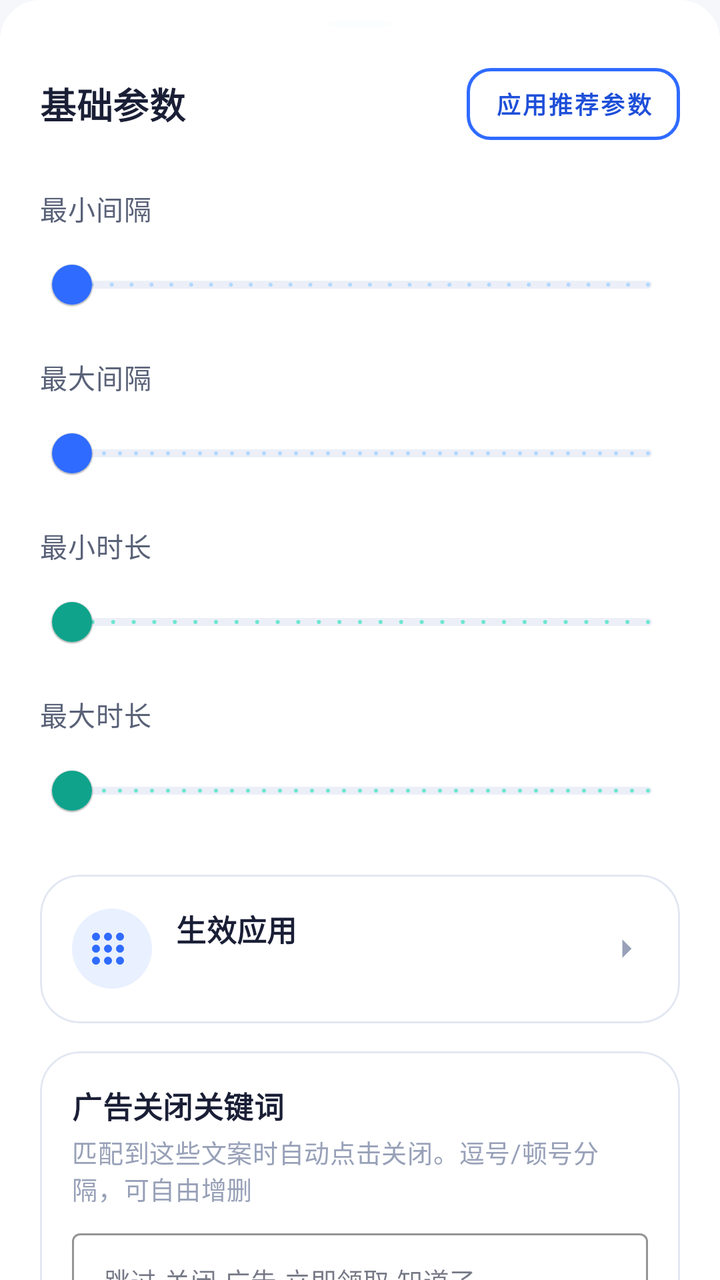
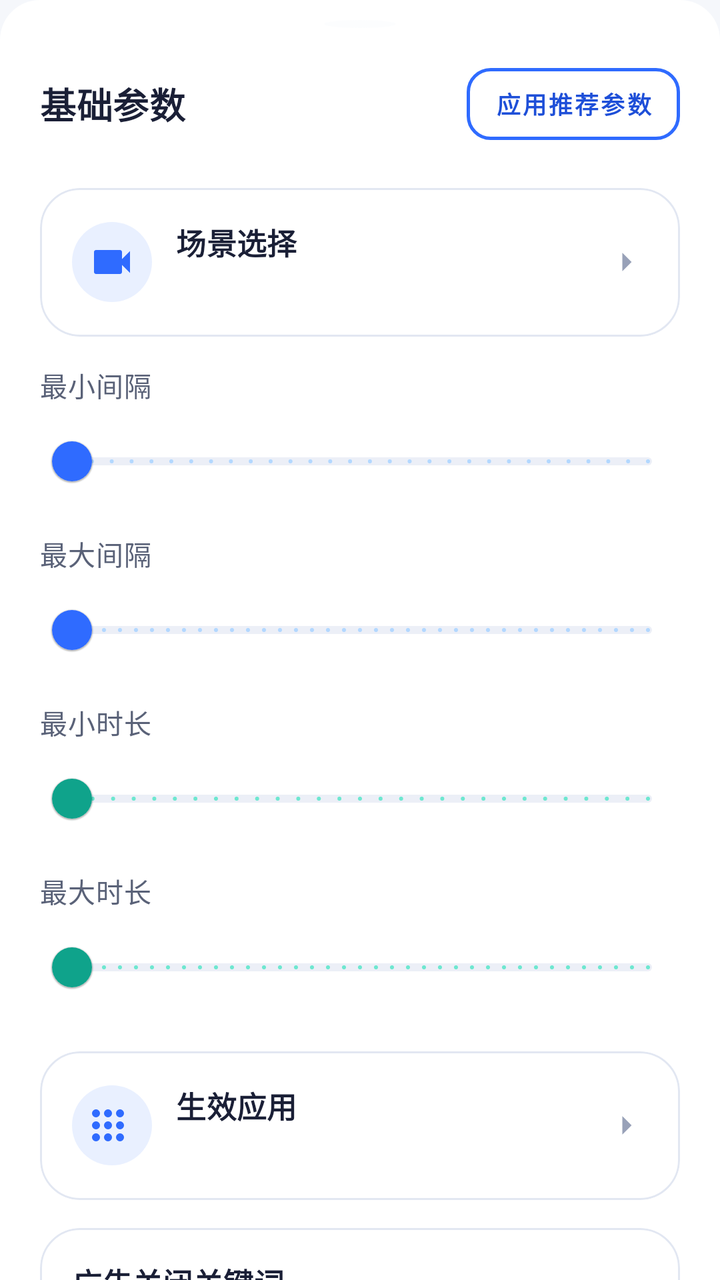

Compare the two renders of this Android layout. The source of the first and the diff that turns it into the second are given below.
<!-- AndroidManifest.xml: application theme Theme.AutoScroll -->
<!-- res/layout/bottom_sheet_settings.xml -->
<?xml version="1.0" encoding="utf-8"?>
<androidx.core.widget.NestedScrollView xmlns:android="http://schemas.android.com/apk/res/android"
    xmlns:app="http://schemas.android.com/apk/res-auto"
    android:layout_width="match_parent"
    android:layout_height="wrap_content"
    android:background="@drawable/bottom_sheet_bg">

    <LinearLayout
        android:layout_width="match_parent"
        android:layout_height="wrap_content"
        android:orientation="vertical"
        android:paddingLeft="20dp"
        android:paddingRight="20dp"
        android:paddingTop="10dp"
        android:paddingBottom="24dp">

        
        <View
            android:layout_width="36dp"
            android:layout_height="4dp"
            android:layout_gravity="center_horizontal"
            android:layout_marginBottom="14dp"
            android:background="@drawable/scene_icon_bg"
            android:backgroundTint="@color/border" />

        
        <LinearLayout
            android:layout_width="match_parent"
            android:layout_height="wrap_content"
            android:orientation="horizontal"
            android:gravity="center_vertical"
            android:layout_marginBottom="18dp">

            <TextView
                android:layout_width="0dp"
                android:layout_height="wrap_content"
                android:layout_weight="1"
                android:text="@string/settings_title"
                android:textAppearance="@style/TextAppearance.Title"
                android:textSize="18sp" />

            <com.google.android.material.button.MaterialButton
                android:id="@+id/btnApplyRecommend"
                style="@style/AutoScrollButton.Outline"
                android:layout_width="wrap_content"
                android:layout_height="wrap_content"
                android:text="@string/apply_recommend"
                android:textSize="12sp"
                android:paddingLeft="14dp"
                android:paddingRight="14dp"
                android:paddingTop="8dp"
                android:paddingBottom="8dp"
                app:cornerRadius="12dp"
                app:strokeColor="@color/purple_500"
                android:textColor="@color/purple_700" />
        </LinearLayout>

        
        <LinearLayout
            android:layout_width="match_parent"
            android:layout_height="wrap_content"
            android:orientation="vertical"
            android:layout_marginBottom="12dp">

            <LinearLayout
                android:layout_width="match_parent"
                android:layout_height="wrap_content"
                android:orientation="horizontal"
                android:gravity="center_vertical"
                android:layout_marginBottom="4dp">

                <TextView
                    android:layout_width="0dp"
                    android:layout_height="wrap_content"
                    android:layout_weight="1"
                    android:text="@string/min_interval"
                    android:textAppearance="@style/TextAppearance.Body"
                    android:textSize="13.5sp" />

                <TextView
                    android:id="@+id/tvMinInterval"
                    android:layout_width="wrap_content"
                    android:layout_height="wrap_content"
                    android:textColor="@color/purple_700"
                    android:textStyle="bold"
                    android:textSize="15sp"
                    android:paddingLeft="8dp" />
            </LinearLayout>

            <com.google.android.material.slider.Slider
                android:id="@+id/sliderMinInterval"
                android:layout_width="match_parent"
                android:layout_height="wrap_content"
                android:valueFrom="1"
                android:valueTo="30"
                android:stepSize="1"
                app:tickColor="@color/purple_200"
                app:tickColorActive="@color/purple_500"
                app:thumbColor="@color/purple_500"
                app:trackColorActive="@color/purple_500"
                app:trackColorInactive="@color/divider" />
        </LinearLayout>

        
        <LinearLayout
            android:layout_width="match_parent"
            android:layout_height="wrap_content"
            android:orientation="vertical"
            android:layout_marginBottom="12dp">

            <LinearLayout
                android:layout_width="match_parent"
                android:layout_height="wrap_content"
                android:orientation="horizontal"
                android:gravity="center_vertical"
                android:layout_marginBottom="4dp">

                <TextView
                    android:layout_width="0dp"
                    android:layout_height="wrap_content"
                    android:layout_weight="1"
                    android:text="@string/max_interval"
                    android:textAppearance="@style/TextAppearance.Body"
                    android:textSize="13.5sp" />

                <TextView
                    android:id="@+id/tvMaxInterval"
                    android:layout_width="wrap_content"
                    android:layout_height="wrap_content"
                    android:textColor="@color/purple_700"
                    android:textStyle="bold"
                    android:textSize="15sp"
                    android:paddingLeft="8dp" />
            </LinearLayout>

            <com.google.android.material.slider.Slider
                android:id="@+id/sliderMaxInterval"
                android:layout_width="match_parent"
                android:layout_height="wrap_content"
                android:valueFrom="2"
                android:valueTo="60"
                android:stepSize="1"
                app:tickColor="@color/purple_200"
                app:tickColorActive="@color/purple_500"
                app:thumbColor="@color/purple_500"
                app:trackColorActive="@color/purple_500"
                app:trackColorInactive="@color/divider" />
        </LinearLayout>

        
        <LinearLayout
            android:layout_width="match_parent"
            android:layout_height="wrap_content"
            android:orientation="vertical"
            android:layout_marginBottom="12dp">

            <LinearLayout
                android:layout_width="match_parent"
                android:layout_height="wrap_content"
                android:orientation="horizontal"
                android:gravity="center_vertical"
                android:layout_marginBottom="4dp">

                <TextView
                    android:layout_width="0dp"
                    android:layout_height="wrap_content"
                    android:layout_weight="1"
                    android:text="@string/min_duration"
                    android:textAppearance="@style/TextAppearance.Body"
                    android:textSize="13.5sp" />

                <TextView
                    android:id="@+id/tvMinDuration"
                    android:layout_width="wrap_content"
                    android:layout_height="wrap_content"
                    android:textColor="@color/purple_700"
                    android:textStyle="bold"
                    android:textSize="15sp"
                    android:paddingLeft="8dp" />
            </LinearLayout>

            <com.google.android.material.slider.Slider
                android:id="@+id/sliderMinDuration"
                android:layout_width="match_parent"
                android:layout_height="wrap_content"
                android:valueFrom="100"
                android:valueTo="1500"
                android:stepSize="50"
                app:tickColor="@color/teal_200"
                app:tickColorActive="@color/teal_700"
                app:thumbColor="@color/teal_700"
                app:trackColorActive="@color/teal_700"
                app:trackColorInactive="@color/divider" />
        </LinearLayout>

        
        <LinearLayout
            android:layout_width="match_parent"
            android:layout_height="wrap_content"
            android:orientation="vertical"
            android:layout_marginBottom="12dp">

            <LinearLayout
                android:layout_width="match_parent"
                android:layout_height="wrap_content"
                android:orientation="horizontal"
                android:gravity="center_vertical"
                android:layout_marginBottom="4dp">

                <TextView
                    android:layout_width="0dp"
                    android:layout_height="wrap_content"
                    android:layout_weight="1"
                    android:text="@string/max_duration"
                    android:textAppearance="@style/TextAppearance.Body"
                    android:textSize="13.5sp" />

                <TextView
                    android:id="@+id/tvMaxDuration"
                    android:layout_width="wrap_content"
                    android:layout_height="wrap_content"
                    android:textColor="@color/purple_700"
                    android:textStyle="bold"
                    android:textSize="15sp"
                    android:paddingLeft="8dp" />
            </LinearLayout>

            <com.google.android.material.slider.Slider
                android:id="@+id/sliderMaxDuration"
                android:layout_width="match_parent"
                android:layout_height="wrap_content"
                android:valueFrom="200"
                android:valueTo="3000"
                android:stepSize="50"
                app:tickColor="@color/teal_200"
                app:tickColorActive="@color/teal_700"
                app:thumbColor="@color/teal_700"
                app:trackColorActive="@color/teal_700"
                app:trackColorInactive="@color/divider" />
        </LinearLayout>

        <com.google.android.material.card.MaterialCardView
            android:id="@+id/cardAllowedApps"
            style="@style/AutoScrollCard"
            android:layout_width="match_parent"
            android:layout_height="wrap_content"
            android:layout_marginTop="6dp"
            android:layout_marginBottom="8dp"
            android:clickable="true"
            android:focusable="true"
            app:rippleColor="@color/purple_200">

            <LinearLayout
                android:layout_width="match_parent"
                android:layout_height="wrap_content"
                android:orientation="horizontal"
                android:gravity="center_vertical"
                android:padding="16dp">

                <ImageView
                    android:layout_width="40dp"
                    android:layout_height="40dp"
                    android:padding="8dp"
                    android:scaleType="centerInside"
                    android:src="@drawable/ic_apps"
                    app:tint="@color/purple_500"
                    android:background="@drawable/scene_icon_bg" />

                <LinearLayout
                    android:layout_width="0dp"
                    android:layout_height="wrap_content"
                    android:layout_weight="1"
                    android:orientation="vertical"
                    android:layout_marginStart="12dp">

                    <TextView
                        android:layout_width="wrap_content"
                        android:layout_height="wrap_content"
                        android:text="@string/allowed_apps_title"
                        android:textAppearance="@style/TextAppearance.Title"
                        android:textSize="15sp" />

                    <TextView
                        android:id="@+id/tvAllowedAppsSummary"
                        android:layout_width="wrap_content"
                        android:layout_height="wrap_content"
                        android:layout_marginTop="3dp"
                        android:textAppearance="@style/TextAppearance.Body"
                        android:textSize="12.5sp"
                        android:textColor="@color/text_hint" />
                </LinearLayout>

                <ImageView
                    android:layout_width="22dp"
                    android:layout_height="22dp"
                    android:scaleType="centerInside"
                    android:src="@drawable/ic_chevron_right"
                    app:tint="@color/text_hint" />
            </LinearLayout>
        </com.google.android.material.card.MaterialCardView>

        <com.google.android.material.card.MaterialCardView
            style="@style/AutoScrollCard"
            android:layout_width="match_parent"
            android:layout_height="wrap_content"
            android:layout_marginTop="6dp"
            android:layout_marginBottom="8dp">

            <LinearLayout
                android:layout_width="match_parent"
                android:layout_height="wrap_content"
                android:orientation="vertical"
                android:padding="16dp">

                <TextView
                    android:layout_width="wrap_content"
                    android:layout_height="wrap_content"
                    android:text="@string/ad_keywords_title"
                    android:textAppearance="@style/TextAppearance.Title"
                    android:textSize="15sp" />

                <TextView
                    android:layout_width="wrap_content"
                    android:layout_height="wrap_content"
                    android:layout_marginTop="3dp"
                    android:layout_marginBottom="8dp"
                    android:text="@string/ad_keywords_summary"
                    android:textAppearance="@style/TextAppearance.Body"
                    android:textSize="12.5sp"
                    android:textColor="@color/text_hint" />

                <com.google.android.material.textfield.TextInputLayout
                    style="@style/Widget.MaterialComponents.TextInputLayout.OutlinedBox"
                    android:layout_width="match_parent"
                    android:layout_height="wrap_content"
                    app:boxStrokeColor="@color/purple_500">

                    <com.google.android.material.textfield.TextInputEditText
                        android:id="@+id/etAdKeywords"
                        android:layout_width="match_parent"
                        android:layout_height="wrap_content"
                        android:minLines="2"
                        android:maxLines="4"
                        android:gravity="top"
                        android:inputType="text"
                        android:textSize="13sp"
                        android:hint="@string/ad_keywords_hint" />
                </com.google.android.material.textfield.TextInputLayout>
            </LinearLayout>
        </com.google.android.material.card.MaterialCardView>

        <com.google.android.material.button.MaterialButton
            android:id="@+id/btnSaveSettings"
            style="@style/AutoScrollButton"
            android:layout_width="match_parent"
            android:layout_height="wrap_content"
            android:layout_marginTop="20dp"
            android:text="@string/save"
            app:backgroundTint="@color/teal_700"
            app:cornerRadius="16dp" />
    </LinearLayout>
</androidx.core.widget.NestedScrollView>
<!-- resources referenced by this layout -->
<resources>
  <color name="border">#E2E7F2</color>
  <color name="divider">#ECEFF7</color>
  <color name="purple_200">#B3D8FF</color>
  <color name="purple_500">#2F6BFF</color>
  <color name="purple_700">#1E4FD8</color>
  <color name="teal_200">#6EE7D0</color>
  <color name="teal_700">#0FA38B</color>
  <color name="text_hint">#98A1B8</color>
  <!-- drawable bottom_sheet_bg (drawable) -->
  <?xml version="1.0" encoding="utf-8"?>
  <shape xmlns:android="http://schemas.android.com/apk/res/android">
      <solid android:color="@color/white" />
      <corners
          android:topLeftRadius="20dp"
          android:topRightRadius="20dp" />
  </shape>
  <!-- drawable ic_chevron_right (drawable) -->
  <vector xmlns:android="http://schemas.android.com/apk/res/android"
      android:width="24dp"
      android:height="24dp"
      android:viewportWidth="24"
      android:viewportHeight="24">
      <path
          android:fillColor="@android:color/white"
          android:pathData="M10,17l5-5-5-5v10z" />
  </vector>
  <!-- drawable scene_icon_bg (drawable) -->
  <?xml version="1.0" encoding="utf-8"?>
  <shape xmlns:android="http://schemas.android.com/apk/res/android"
      android:shape="oval">
      <solid android:color="#1A2F6BFF" />
      <stroke android:width="0dp" android:color="@android:color/transparent" />
  </shape>
  <string name="ad_keywords_hint">跳过,关闭,广告,立即领取,知道了…</string>
  <string name="ad_keywords_summary">匹配到这些文案时自动点击关闭。逗号/顿号分隔，可自由增删</string>
  <string name="ad_keywords_title">广告关闭关键词</string>
  <string name="allowed_apps_title">生效应用</string>
  <string name="apply_recommend">应用推荐参数</string>
  <string name="max_duration">最大时长</string>
  <string name="max_interval">最大间隔</string>
  <string name="min_duration">最小时长</string>
  <string name="min_interval">最小间隔</string>
  <string name="save">保存参数</string>
  <string name="settings_title">基础参数</string>
  <style name="AutoScrollButton.Outline" parent="Widget.MaterialComponents.Button.OutlinedButton">
          <item name="cornerRadius">16dp</item>
          <item name="android:paddingTop">14dp</item>
          <item name="android:paddingBottom">14dp</item>
          <item name="android:textSize">15sp</item>
          <item name="android:textStyle">bold</item>
          <item name="elevation">0dp</item>
          <item name="strokeWidth">1.5dp</item>
          <item name="strokeColor">@color/border</item>
      </style>
  <style name="AutoScrollCard" parent="Widget.MaterialComponents.CardView">
          <item name="cardCornerRadius">20dp</item>
          <item name="cardElevation">0dp</item>
          <item name="strokeWidth">1dp</item>
          <item name="strokeColor">@color/border</item>
          <item name="cardBackgroundColor">@color/bg_card</item>
          <item name="cardUseCompatPadding">false</item>
      </style>
  <style name="TextAppearance.Body" parent="TextAppearance.MaterialComponents.Body2">
          <item name="android:textColor">@color/text_secondary</item>
          <item name="android:lineSpacingExtra">4dp</item>
      </style>
  <style name="TextAppearance.Title" parent="TextAppearance.MaterialComponents.Subtitle1">
          <item name="android:textColor">@color/text_primary</item>
          <item name="android:textStyle">bold</item>
      </style>
  <color name="white">#FFFFFFFF</color>
  <color name="bg_card">#FFFFFF</color>
  <color name="text_secondary">#5A6278</color>
  <color name="text_primary">#1A1F36</color>
  <color name="bg_page">#F5F7FB</color>
  <!-- unchanged entries left out for length: 3 -->
</resources>

<!-- the commit's change to res/layout/bottom_sheet_settings.xml (unified diff, before → after) -->
@@ -54,6 +54,66 @@
                 app:strokeColor="@color/purple_500"
                 android:textColor="@color/purple_700" />
         </LinearLayout>
+
+        
+        <com.google.android.material.card.MaterialCardView
+            android:id="@+id/cardSceneEntry"
+            style="@style/AutoScrollCard"
+            android:layout_width="match_parent"
+            android:layout_height="wrap_content"
+            android:layout_marginBottom="14dp"
+            android:clickable="true"
+            android:focusable="true"
+            app:rippleColor="@color/purple_200">
+
+            <LinearLayout
+                android:layout_width="match_parent"
+                android:layout_height="wrap_content"
+                android:orientation="horizontal"
+                android:gravity="center_vertical"
+                android:padding="16dp">
+
+                <ImageView
+                    android:layout_width="40dp"
+                    android:layout_height="40dp"
+                    android:padding="8dp"
+                    android:scaleType="centerInside"
+                    android:src="@drawable/ic_scene_video"
+                    app:tint="@color/purple_500"
+                    android:background="@drawable/scene_icon_bg" />
+
+                <LinearLayout
+                    android:layout_width="0dp"
+                    android:layout_height="wrap_content"
+                    android:layout_weight="1"
+                    android:orientation="vertical"
+                    android:layout_marginStart="12dp">
+
+                    <TextView
+                        android:layout_width="wrap_content"
+                        android:layout_height="wrap_content"
+                        android:text="@string/scene_entry_title"
+                        android:textAppearance="@style/TextAppearance.Title"
+                        android:textSize="15sp" />
+
+                    <TextView
+                        android:id="@+id/tvSceneSummary"
+                        android:layout_width="wrap_content"
+                        android:layout_height="wrap_content"
+                        android:layout_marginTop="3dp"
+                        android:textAppearance="@style/TextAppearance.Body"
+                        android:textSize="12.5sp"
+                        android:textColor="@color/text_hint" />
+                </LinearLayout>
+
+                <ImageView
+                    android:layout_width="22dp"
+                    android:layout_height="22dp"
+                    android:scaleType="centerInside"
+                    android:src="@drawable/ic_chevron_right"
+                    app:tint="@color/text_hint" />
+            </LinearLayout>
+        </com.google.android.material.card.MaterialCardView>
 
         
         <LinearLayout
<!-- resource entries referenced after the edit -->
@@ -26,6 +26,17 @@
           android:fillColor="@android:color/white"
           android:pathData="M10,17l5-5-5-5v10z" />
   </vector>
+  <!-- drawable ic_scene_video (drawable) -->
+  <vector xmlns:android="http://schemas.android.com/apk/res/android"
+      android:width="32dp"
+      android:height="32dp"
+      android:viewportWidth="24"
+      android:viewportHeight="24"
+      android:tint="?attr/colorPrimary">
+      <path
+          android:fillColor="@android:color/white"
+          android:pathData="M17,10.5V7c0,-0.55 -0.45,-1 -1,-1H4c-0.55,0 -1,0.45 -1,1v10c0,0.55 0.45,1 1,1h12c0.55,0 1,-0.45 1,-1v-3.5l4,4v-11l-4,4z" />
+  </vector>
   <!-- drawable scene_icon_bg (drawable) -->
   <?xml version="1.0" encoding="utf-8"?>
   <shape xmlns:android="http://schemas.android.com/apk/res/android"
@@ -43,6 +54,7 @@
   <string name="min_duration">最小时长</string>
   <string name="min_interval">最小间隔</string>
   <string name="save">保存参数</string>
+  <string name="scene_entry_title">场景选择</string>
   <string name="settings_title">基础参数</string>
   <style name="AutoScrollButton.Outline" parent="Widget.MaterialComponents.Button.OutlinedButton">
           <item name="cornerRadius">16dp</item>
